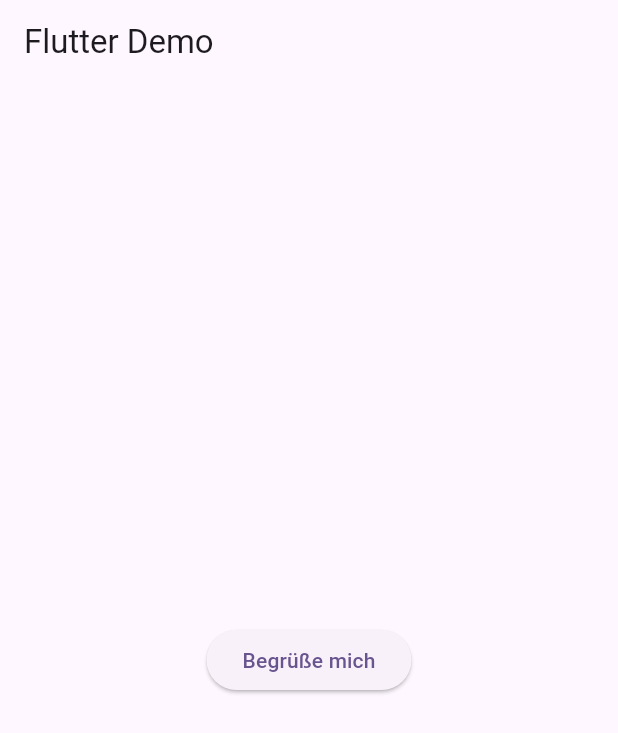
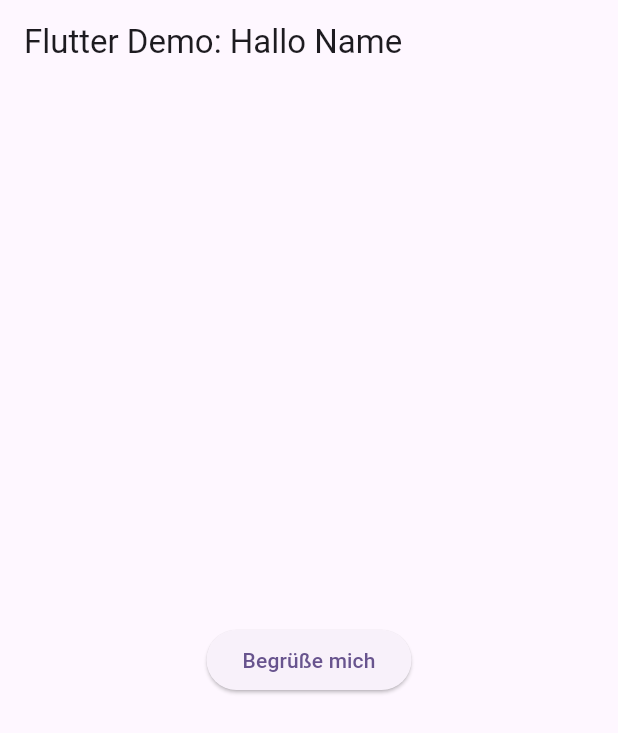
Before and after one commit to MDecker-MobileComputing/Flutter_HalloName, a Flutter app: the screen it shows after launch, on a phone screen of 412 x 824 dp. Shown: the top 733 px of the screen. Run offline on Flutter 3.47's test engine with Material 3 defaults, Android fonts, the phone set to English and light mode, and no system bars.

Commit message:
Update main.dart

```diff
--- a/lib/main.dart
+++ b/lib/main.dart
@@ -3,6 +3,7 @@
 void main() {
   runApp(const MyApp());
 }
+
 
 class MyApp extends StatelessWidget {
   const MyApp({super.key});
@@ -11,42 +12,20 @@
   @override
   Widget build(BuildContext context) {
     return MaterialApp(
-      title: 'Flutter Demo',
+      title: 'Flutter Demo: Hallo Name',
       theme: ThemeData(
-        // This is the theme of your application.
-        //
-        // TRY THIS: Try running your application with "flutter run". You'll see
-        // the application has a purple toolbar. Then, without quitting the app,
-        // try changing the seedColor in the colorScheme below to Colors.green
-        // and then invoke "hot reload" (save your changes or press the "hot
-        // reload" button in a Flutter-supported IDE, or press "r" if you used
-        // the command line to start the app).
-        //
-        // Notice that the counter didn't reset back to zero; the application
-        // state is not lost during the reload. To reset the state, use hot
-        // restart instead.
-        //
-        // This works for code too, not just values: Most code changes can be
-        // tested with just a hot reload.
         colorScheme: ColorScheme.fromSeed(seedColor: Colors.deepPurple),
         useMaterial3: true,
       ),
-      home: const MyHomePage(title: 'Flutter Demo Home Page'),
+      home: const MyHomePage(title: 'Flutter Demo: Hallo Name'),
     );
   }
 }
 
+
 class MyHomePage extends StatefulWidget {
+
   const MyHomePage({super.key, required this.title});
-
-  // This widget is the home page of your application. It is stateful, meaning
-  // that it has a State object (defined below) that contains fields that affect
-  // how it looks.
-
-  // This class is the configuration for the state. It holds the values (in this
-  // case the title) provided by the parent (in this case the App widget) and
-  // used by the build method of the State. Fields in a Widget subclass are
-  // always marked "final".
 
   final String title;
 
@@ -54,9 +33,11 @@
   State<MyHomePage> createState() => _MyHomePageState();
 }
 
+
 class _MyHomePageState extends State<MyHomePage> {
   int _counter = 0;
 
+  /*
   void _incrementCounter() {
     setState(() {
       // This call to setState tells the Flutter framework that something has
@@ -67,12 +48,13 @@
       _counter++;
     });
   }
+  */
 
   @override
   Widget build(BuildContext context) {
     return Scaffold(
       appBar: AppBar(
-        title: Text('Flutter Demo'),
+        title: Text('Flutter Demo: Hallo Name'),
       ),
       body: Center(
         child: Column(
@@ -89,4 +71,5 @@
       ),
     );
   }
+
 }
```
